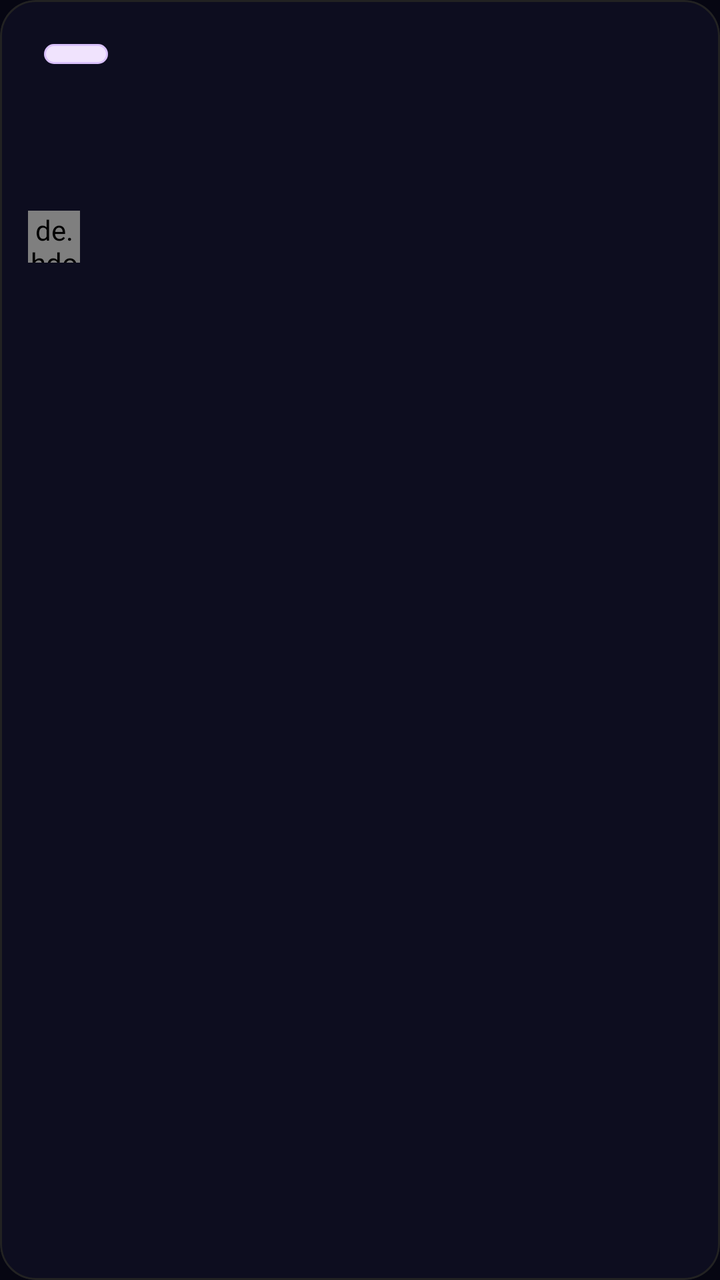
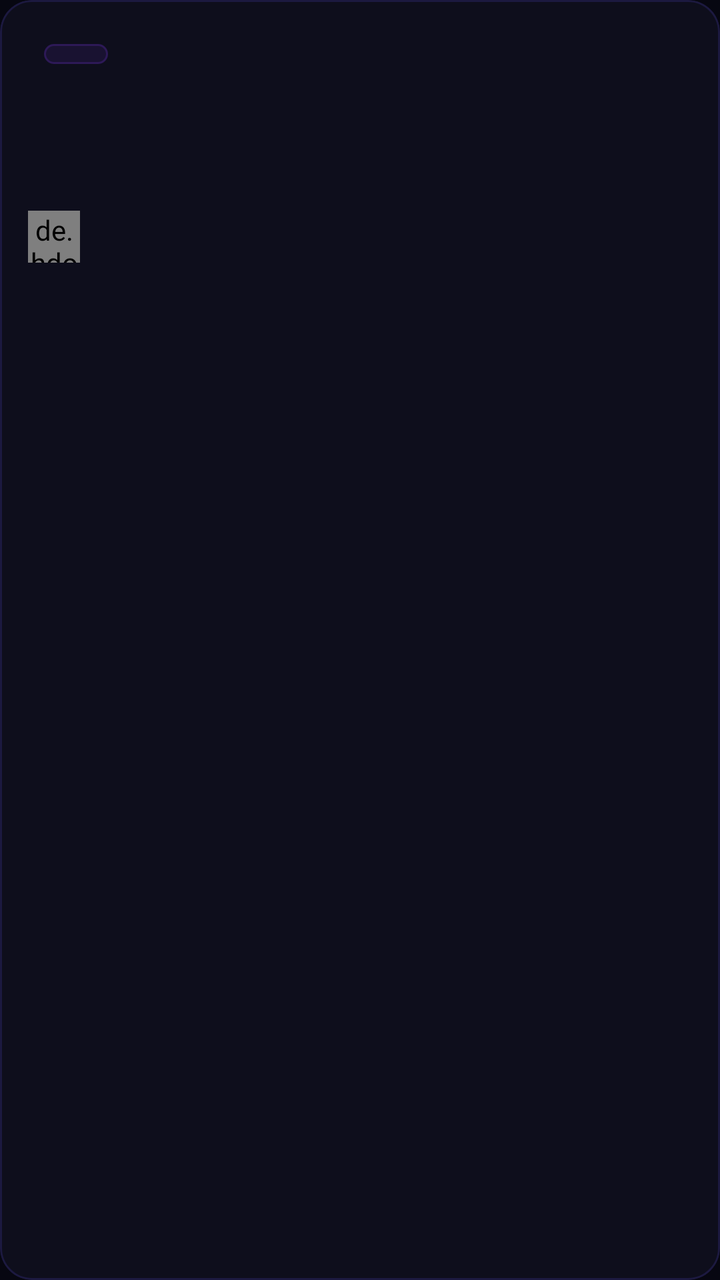

The first picture is an Android layout as it rendered before a commit; the second is the same layout after the commit. The layout source and the unified diff follow.
<!-- AndroidManifest.xml: application theme Theme.Heftreng -->
<!-- res/layout/item_blog_post.xml -->
<?xml version="1.0" encoding="utf-8"?>
<com.google.android.material.card.MaterialCardView
    xmlns:android="http://schemas.android.com/apk/res/android"
    xmlns:app="http://schemas.android.com/apk/res-auto"
    android:layout_width="match_parent"
    android:layout_height="wrap_content"
    android:layout_marginHorizontal="12dp"
    android:layout_marginVertical="5dp"
    app:cardBackgroundColor="@color/surface"
    app:cardCornerRadius="18dp"
    app:cardElevation="0dp"
    app:strokeColor="#222222"
    app:strokeWidth="1dp"
    android:clickable="true"
    android:focusable="true"
    android:foreground="?attr/selectableItemBackground">

    <LinearLayout
        android:layout_width="match_parent"
        android:layout_height="wrap_content"
        android:orientation="vertical">

        
        <com.google.android.material.imageview.ShapeableImageView
            android:id="@+id/ivCover"
            android:layout_width="match_parent"
            android:layout_height="180dp"
            android:scaleType="centerCrop"
            android:visibility="gone"
            app:shapeAppearanceOverlay="@style/TopRoundedImage"/>

        <LinearLayout
            android:layout_width="match_parent"
            android:layout_height="wrap_content"
            android:orientation="vertical"
            android:padding="14dp">

            
            <LinearLayout
                android:layout_width="match_parent"
                android:layout_height="wrap_content"
                android:orientation="horizontal"
                android:gravity="center_vertical">

                <com.google.android.material.chip.Chip
                    android:id="@+id/tvCategory"
                    android:layout_width="wrap_content"
                    android:layout_height="26dp"
                    android:textSize="11sp"
                    style="@style/Widget.Material3.Chip.Suggestion"
                    app:chipBackgroundColor="#1A7C3AED"
                    app:chipStrokeColor="#337C3AED"
                    app:chipStrokeWidth="1dp"
                    android:textColor="@color/brand_accent"/>

                <View
                    android:layout_width="0dp"
                    android:layout_height="0dp"
                    android:layout_weight="1"/>

                
                <TextView
                    android:id="@+id/tvStatus"
                    android:layout_width="wrap_content"
                    android:layout_height="wrap_content"
                    android:textSize="11sp"
                    android:textStyle="bold"
                    android:paddingHorizontal="8dp"
                    android:paddingVertical="3dp"
                    android:background="#2AF59E0B"
                    android:textColor="#F59E0B"
                    android:visibility="gone"/>

            </LinearLayout>

            
            <TextView
                android:id="@+id/tvTitle"
                android:layout_width="match_parent"
                android:layout_height="wrap_content"
                android:layout_marginTop="8dp"
                android:textColor="@color/white"
                android:textSize="17sp"
                android:textStyle="bold"
                android:lineSpacingMultiplier="1.2"
                android:maxLines="2"
                android:ellipsize="end"/>

            
            <TextView
                android:id="@+id/tvSummary"
                android:layout_width="match_parent"
                android:layout_height="wrap_content"
                android:layout_marginTop="5dp"
                android:textColor="@color/text_secondary"
                android:textSize="13sp"
                android:lineSpacingMultiplier="1.4"
                android:maxLines="2"
                android:ellipsize="end"/>

            
            <LinearLayout
                android:layout_width="match_parent"
                android:layout_height="wrap_content"
                android:orientation="horizontal"
                android:layout_marginTop="12dp"
                android:gravity="center_vertical">

                <de.hdodenhof.circleimageview.CircleImageView
                    android:id="@+id/ivAuthorPhoto"
                    android:layout_width="26dp"
                    android:layout_height="26dp"
                    android:src="@drawable/ic_account_circle"/>

                <TextView
                    android:id="@+id/tvAuthorName"
                    android:layout_width="0dp"
                    android:layout_height="wrap_content"
                    android:layout_weight="1"
                    android:layout_marginStart="8dp"
                    android:textColor="@color/text_secondary"
                    android:textSize="12sp"
                    android:singleLine="true"
                    android:ellipsize="end"/>

                <TextView
                    android:id="@+id/tvReadTime"
                    android:layout_width="wrap_content"
                    android:layout_height="wrap_content"
                    android:textColor="@color/text_hint"
                    android:textSize="11sp"/>

            </LinearLayout>

        </LinearLayout>

    </LinearLayout>

</com.google.android.material.card.MaterialCardView>
<!-- resources referenced by this layout -->
<resources>
  <color name="brand_accent">#F472B6</color>
  <color name="surface">#0D0D1F</color>
  <color name="text_hint">#4A3F70</color>
  <color name="text_secondary">#C4B8FF</color>
  <color name="white">#FFFFFF</color>
  <!-- drawable ic_account_circle (drawable) -->
  <vector xmlns:android="http://schemas.android.com/apk/res/android" android:width="24dp" android:height="24dp" android:viewportWidth="24" android:viewportHeight="24">
  <path android:fillColor="#AAAAAA" android:pathData="M12,2C6.48,2 2,6.48 2,12s4.48,10 10,10 10,-4.48 10,-10S17.52,2 12,2zM12,5c1.66,0 3,1.34 3,3s-1.34,3 -3,3 -3,-1.34 -3,-3 1.34,-3 3,-3zM12,19.2c-2.5,0 -4.71,-1.28 -6,-3.22 0.03,-1.99 4,-3.08 6,-3.08 1.99,0 5.97,1.09 6,3.08 -1.29,1.94 -3.5,3.22 -6,3.22z"/>
  </vector>
  <style name="TopRoundedImage">
          <item name="android:scaleType">centerCrop</item>
      </style>
  <style name="Theme.Heftreng" parent="Theme.Material3.DayNight.NoActionBar">
          <item name="colorPrimary">@color/brand_primary</item>
          <item name="colorPrimaryVariant">@color/brand_primary_dark</item>
          <item name="colorOnPrimary">@color/white</item>
          <item name="android:windowBackground">@color/background</item>
          <item name="android:statusBarColor">@color/background</item>
          <item name="android:navigationBarColor">@color/background</item>
      </style>
  <color name="brand_primary">#8B5CF6</color>
  <color name="brand_primary_dark">#6D28D9</color>
  <color name="background">#060612</color>
</resources>

<!-- the commit's change to res/layout/item_blog_post.xml (unified diff, before → after) -->
@@ -7,9 +7,9 @@
     android:layout_marginHorizontal="12dp"
     android:layout_marginVertical="5dp"
     app:cardBackgroundColor="@color/surface"
-    app:cardCornerRadius="18dp"
+    app:cardCornerRadius="16dp"
     app:cardElevation="0dp"
-    app:strokeColor="#222222"
+    app:strokeColor="@color/border"
     app:strokeWidth="1dp"
     android:clickable="true"
     android:focusable="true"
<!-- resource entries referenced after the edit -->
@@ -1,27 +1,44 @@
 <!-- resources referenced by this layout -->
 <resources>
-  <color name="brand_accent">#F472B6</color>
-  <color name="surface">#0D0D1F</color>
-  <color name="text_hint">#4A3F70</color>
-  <color name="text_secondary">#C4B8FF</color>
+  <color name="border">#1C1940</color>
+  <color name="brand_accent">#EC4899</color>
+  <color name="surface">#0E0E1C</color>
+  <color name="text_hint">#3D3560</color>
+  <color name="text_secondary">#B8AEE0</color>
   <color name="white">#FFFFFF</color>
   <!-- drawable ic_account_circle (drawable) -->
   <vector xmlns:android="http://schemas.android.com/apk/res/android" android:width="24dp" android:height="24dp" android:viewportWidth="24" android:viewportHeight="24">
   <path android:fillColor="#AAAAAA" android:pathData="M12,2C6.48,2 2,6.48 2,12s4.48,10 10,10 10,-4.48 10,-10S17.52,2 12,2zM12,5c1.66,0 3,1.34 3,3s-1.34,3 -3,3 -3,-1.34 -3,-3 1.34,-3 3,-3zM12,19.2c-2.5,0 -4.71,-1.28 -6,-3.22 0.03,-1.99 4,-3.08 6,-3.08 1.99,0 5.97,1.09 6,3.08 -1.29,1.94 -3.5,3.22 -6,3.22z"/>
   </vector>
-  <style name="TopRoundedImage">
-          <item name="android:scaleType">centerCrop</item>
-      </style>
-  <style name="Theme.Heftreng" parent="Theme.Material3.DayNight.NoActionBar">
+  <style name="Theme.Heftreng" parent="Theme.Material3.Dark">
           <item name="colorPrimary">@color/brand_primary</item>
           <item name="colorPrimaryVariant">@color/brand_primary_dark</item>
           <item name="colorOnPrimary">@color/white</item>
+          <item name="colorSecondary">@color/brand_accent</item>
+          <item name="colorOnSecondary">@color/white</item>
+          <item name="colorSurface">@color/surface</item>
+          <item name="colorOnSurface">@color/text_primary</item>
+          <item name="colorBackground">@color/background</item>
+          <item name="android:colorBackground">@color/background</item>
+          <item name="colorOnBackground">@color/text_primary</item>
+          <item name="colorError">@color/error</item>
           <item name="android:windowBackground">@color/background</item>
           <item name="android:statusBarColor">@color/background</item>
-          <item name="android:navigationBarColor">@color/background</item>
+          <item name="android:navigationBarColor">@color/surface</item>
+          <item name="android:windowLightStatusBar">false</item>
+          <item name="android:windowLightNavigationBar">false</item>
+          <item name="bottomNavigationStyle">@style/HeftBottomNav</item>
       </style>
-  <color name="brand_primary">#8B5CF6</color>
-  <color name="brand_primary_dark">#6D28D9</color>
-  <color name="background">#060612</color>
+  <color name="brand_primary">#7C3AED</color>
+  <color name="brand_primary_dark">#5B21B6</color>
+  <color name="text_primary">#F4F1FF</color>
+  <color name="background">#070711</color>
+  <color name="error">#F43F5E</color>
+  <style name="HeftBottomNav" parent="Widget.Material3.BottomNavigationView">
+          <item name="android:background">@color/surface</item>
+          <item name="itemIconTint">@color/bottom_nav_color</item>
+          <item name="itemTextColor">@color/bottom_nav_color</item>
+          <item name="elevation">0dp</item>
+      </style>
 </resources>
 
